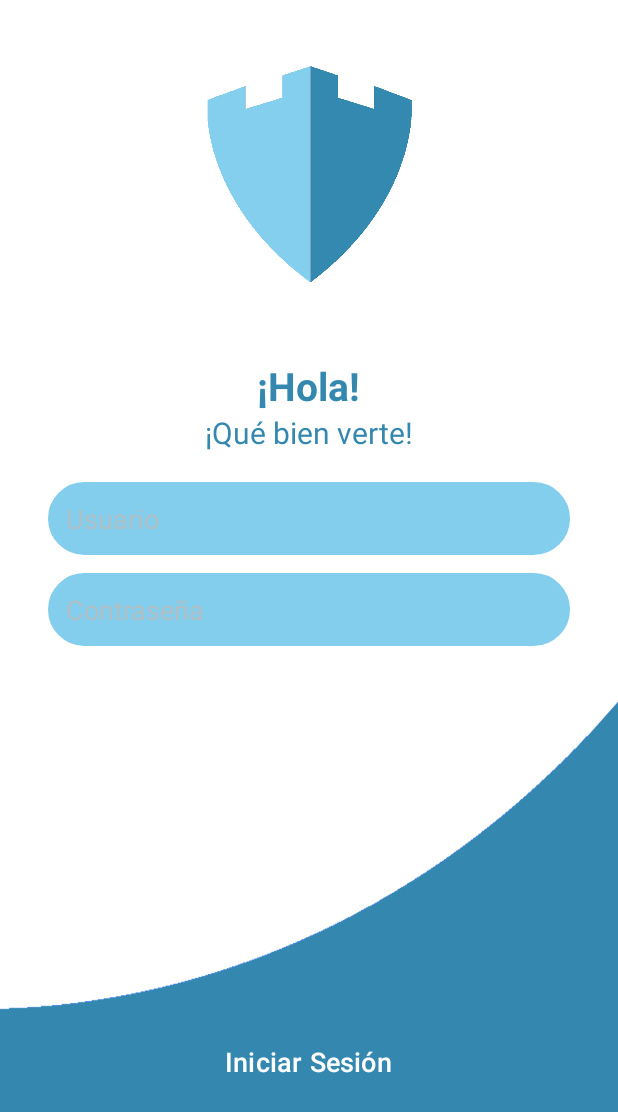
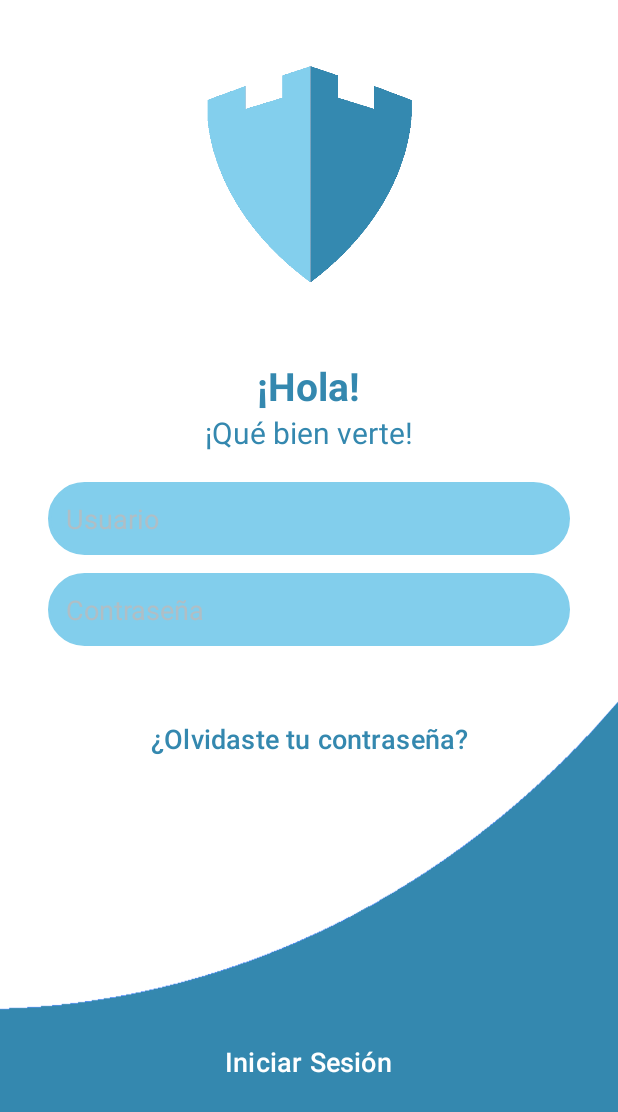
Before and after one commit to Kangarroar/Soter, an Android app: the screen it shows after launch (login), on a phone screen of 412 x 824 dp. Shown: the top 1112 px of the screen. Run offline under Robolectric (Android 15) with nearby library versions, the phone set to English and light mode, and no system bars; our stand-ins replace Firebase (no records; nobody signed in at launch, a user with empty details on screens opened directly).

Commit message:
Login Reset y etc

```diff
--- a/app/src/main/res/layout/activity_login.xml
+++ b/app/src/main/res/layout/activity_login.xml
@@ -87,6 +87,7 @@
         android:layout_width="wrap_content"
         android:layout_height="50sp"
         android:layout_gravity="center"
+        android:orientation="vertical"
         android:layout_weight="1">
         <Button
             android:id="@+id/botonNoeres"
@@ -94,13 +95,26 @@
             android:layout_height="wrap_content"
             android:background="#0082CEEC"
             android:paddingHorizontal="24dp"
-            android:layout_gravity="top"
+            android:layout_gravity="top|center"
             android:layout_marginBottom="44sp"
             android:paddingVertical="12dp"
             android:text="¿No eres tu?"
             android:hapticFeedbackEnabled="true"
             android:textColor="#3488AF"
             android:visibility="gone"
+            android:textSize="18sp" />
+        <Button
+            android:id="@+id/botonResetPass"
+            android:layout_width="wrap_content"
+            android:layout_height="wrap_content"
+            android:background="#0082CEEC"
+            android:paddingHorizontal="24dp"
+            android:layout_gravity="top"
+            android:layout_marginBottom="44sp"
+            android:paddingVertical="12dp"
+            android:text="¿Olvidaste tu contraseña?"
+            android:hapticFeedbackEnabled="true"
+            android:textColor="#3488AF"
             android:textSize="18sp" />
     </LinearLayout>
     <!-- Botón de iniciar sesión -->
```
Also changed, not shown: app/src/main/java/cl/sandoval/soter/login.java (+45 -0 lines).
